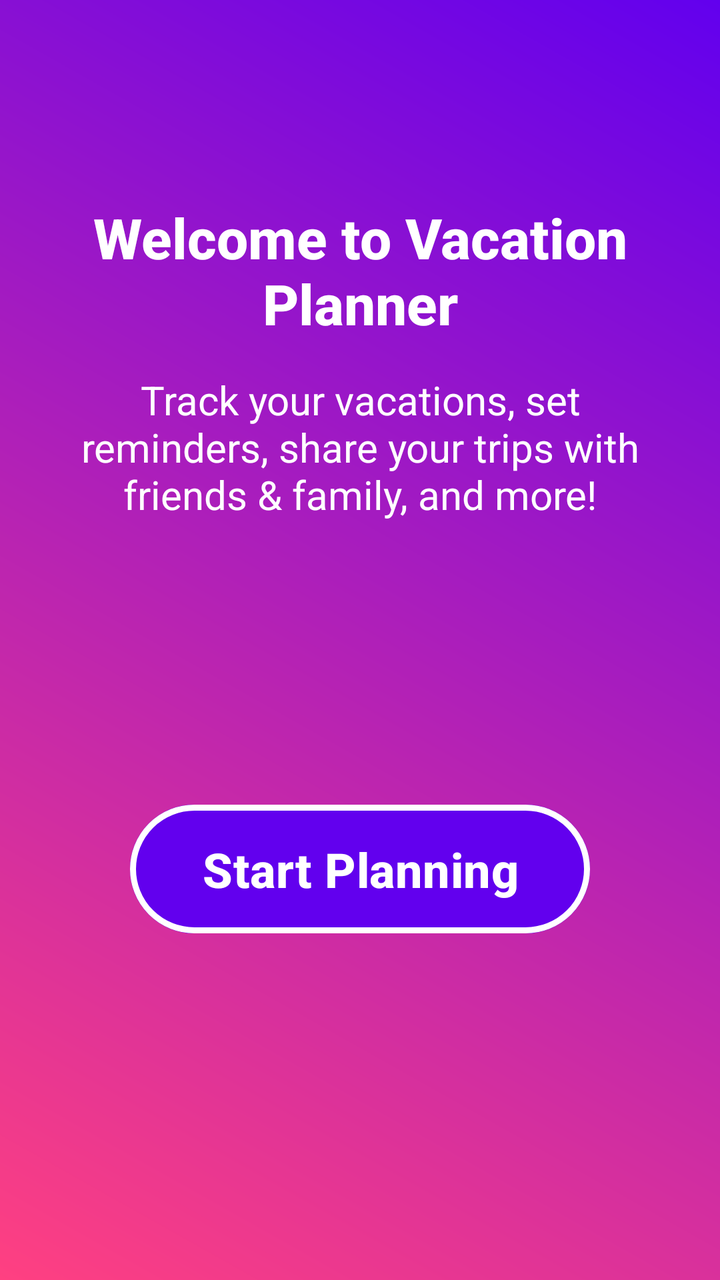
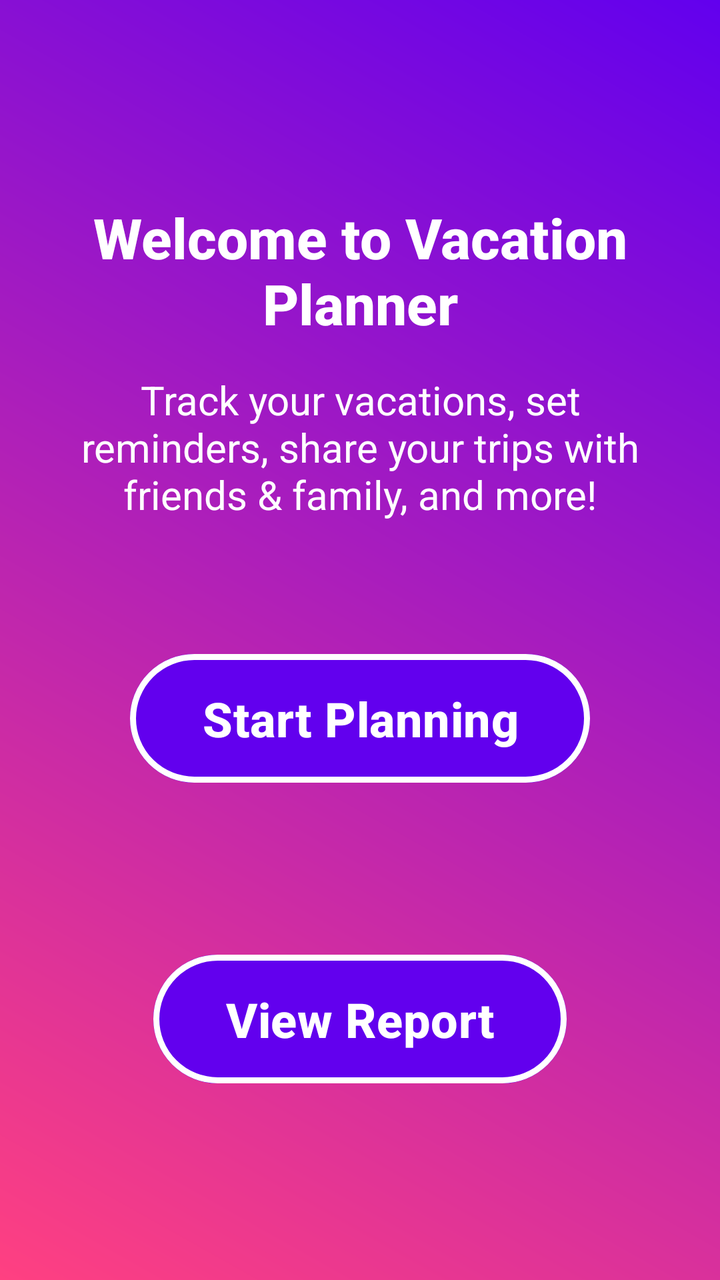

An Android layout rendered at two revisions. The XML below is the earlier revision; the diff shows what the commit changed to produce the second picture.
<!-- AndroidManifest.xml: application theme Theme.D308VacationPlanner -->
<!-- res/layout/activity_main.xml -->
<?xml version="1.0" encoding="utf-8"?>
<androidx.constraintlayout.widget.ConstraintLayout xmlns:android="http://schemas.android.com/apk/res/android"
    xmlns:app="http://schemas.android.com/apk/res-auto"
    xmlns:tools="http://schemas.android.com/tools"
    android:id="@+id/main"
    android:layout_width="match_parent"
    android:layout_height="match_parent"
    android:background="@drawable/gradient_background"
    tools:context=".UI.MainActivity">

    
    <TextView
        android:id="@+id/welcomeTitle"
        android:layout_width="wrap_content"
        android:layout_height="wrap_content"
        android:text="@string/welcome_to_vacation_planner"
        android:textColor="@color/white"
        android:textSize="28sp"
        android:textStyle="bold"
        android:fontFamily="sans-serif-medium"
        android:textAlignment="center"
        app:layout_constraintTop_toTopOf="parent"
        app:layout_constraintStart_toStartOf="parent"
        app:layout_constraintEnd_toEndOf="parent"
        android:layout_marginTop="100dp"/>

    
    <TextView
        android:id="@+id/introText"
        android:layout_width="wrap_content"
        android:layout_height="wrap_content"
        android:text="@string/track_your_vacations_set_reminders_share_your_trips_with_friends_amp_family_and_more"
        android:textColor="@color/white"
        android:textSize="20sp"
        android:fontFamily="sans-serif"
        android:textAlignment="center"
        android:paddingStart="24dp"
        android:paddingEnd="24dp"
        app:layout_constraintTop_toBottomOf="@id/welcomeTitle"
        app:layout_constraintStart_toStartOf="parent"
        app:layout_constraintEnd_toEndOf="parent"
        android:layout_marginTop="16dp"
        android:layout_marginBottom="20dp"/>

    
    <Button
        android:id="@+id/button"
        android:layout_width="wrap_content"
        android:layout_height="wrap_content"
        android:text="@string/start_planning"
        android:textColor="@android:color/white"
        android:backgroundTint="@color/endGradient"
        android:paddingLeft="36dp"
        android:paddingRight="36dp"
        android:paddingTop="16dp"
        android:paddingBottom="16dp"
        android:textSize="24sp"
        android:textStyle="bold"
        android:elevation="8dp"
        app:layout_constraintTop_toBottomOf="@id/introText"
        app:layout_constraintStart_toStartOf="parent"
        app:layout_constraintEnd_toEndOf="parent"
        app:layout_constraintBottom_toBottomOf="parent"
        android:layout_marginBottom="32dp"
        app:strokeColor="@android:color/white"
        app:strokeWidth="3dp"
        app:cornerRadius="40dp"/>

</androidx.constraintlayout.widget.ConstraintLayout>
<!-- resources referenced by this layout -->
<resources>
  <color name="endGradient">#6200EE</color>
  <color name="white">#FFFFFFFF</color>
  <!-- drawable gradient_background (drawable) -->
  <?xml version="1.0" encoding="utf-8"?>
  <shape xmlns:android="http://schemas.android.com/apk/res/android">
      <gradient
          android:startColor="@color/startGradient"
          android:endColor="@color/endGradient"
          android:angle="45"/>
  </shape>
  <string name="start_planning">Start Planning</string>
  <string name="track_your_vacations_set_reminders_share_your_trips_with_friends_amp_family_and_more">Track your vacations, set reminders, share your trips with friends &amp; family, and more!</string>
  <string name="welcome_to_vacation_planner">Welcome to Vacation Planner</string>
  <style name="Theme.D308VacationPlanner" parent="Base.Theme.D308VacationPlanner" />
  <color name="startGradient">#FF4081</color>
  <style name="Base.Theme.D308VacationPlanner" parent="Theme.Material3.DayNight">
          
          
      </style>
</resources>

<!-- the commit's change to res/layout/activity_main.xml (unified diff, before → after) -->
@@ -1,4 +1,3 @@
-<?xml version="1.0" encoding="utf-8"?>
 <androidx.constraintlayout.widget.ConstraintLayout xmlns:android="http://schemas.android.com/apk/res/android"
     xmlns:app="http://schemas.android.com/apk/res-auto"
     xmlns:tools="http://schemas.android.com/tools"
@@ -60,6 +59,30 @@
         app:layout_constraintTop_toBottomOf="@id/introText"
         app:layout_constraintStart_toStartOf="parent"
         app:layout_constraintEnd_toEndOf="parent"
+        app:layout_constraintBottom_toTopOf="@id/buttonViewReport"
+        android:layout_marginBottom="16dp"
+        app:strokeColor="@android:color/white"
+        app:strokeWidth="3dp"
+        app:cornerRadius="40dp"/>
+
+    
+    <Button
+        android:id="@+id/buttonViewReport"
+        android:layout_width="wrap_content"
+        android:layout_height="wrap_content"
+        android:text="View Report"
+        android:textColor="@android:color/white"
+        android:backgroundTint="@color/endGradient"
+        android:paddingLeft="36dp"
+        android:paddingRight="36dp"
+        android:paddingTop="16dp"
+        android:paddingBottom="16dp"
+        android:textSize="24sp"
+        android:textStyle="bold"
+        android:elevation="8dp"
+        app:layout_constraintTop_toBottomOf="@id/button"
+        app:layout_constraintStart_toStartOf="parent"
+        app:layout_constraintEnd_toEndOf="parent"
         app:layout_constraintBottom_toBottomOf="parent"
         android:layout_marginBottom="32dp"
         app:strokeColor="@android:color/white"
